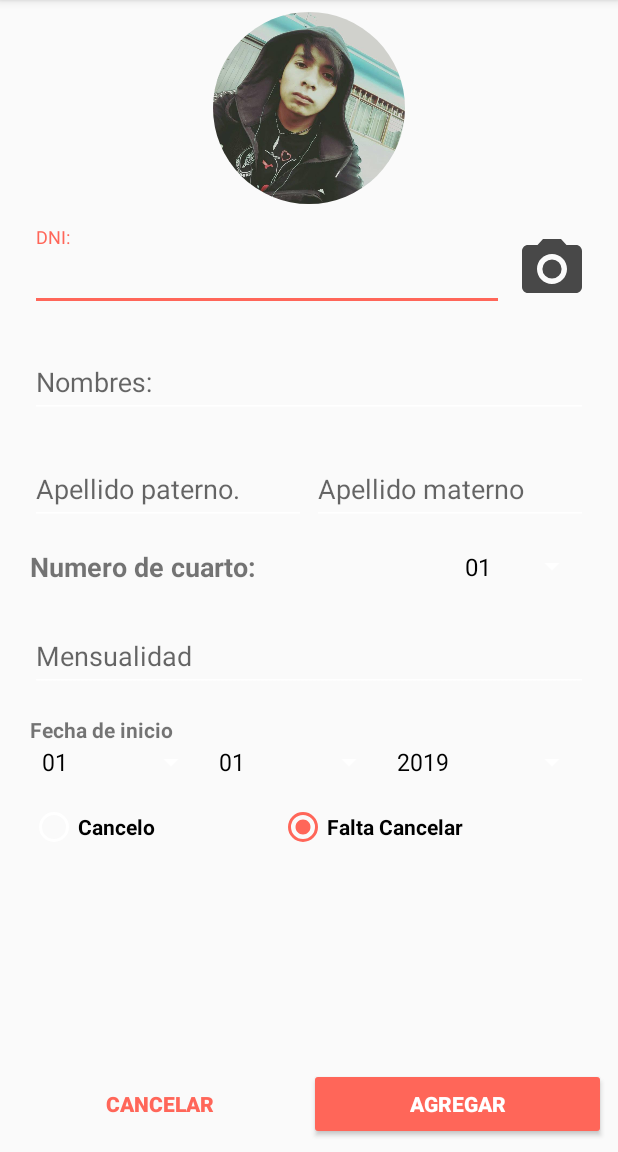
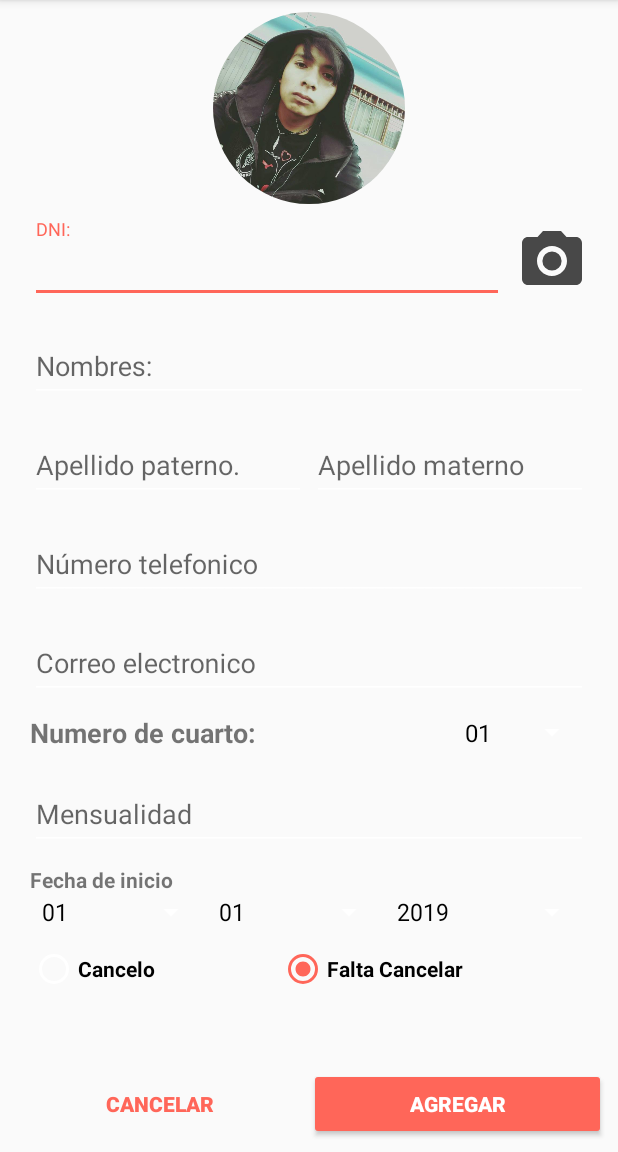
Before and after one commit to adragonrc/MyHouse_v2.0, an Android app: the AgregarInquilino screen opened directly, with no data from a screen before it, after a tap on "AGREGAR", on a phone screen of 412 x 824 dp, the part 84-1236 px from its top. Run offline under Robolectric (Android 15) with nearby library versions, the phone set to English and light mode, and no system bars; our stand-ins replace CircleImageView; libraries missing offline, so code that uses them is left out: com.theartofdev.edmodo.

Commit message:
Se elimino la clase Voucher, y se implemento crearVoucher a cla clase PDF. se agrego las columnas correo y numeroTelefonico a la tabla usuario, y se modifico el agregarUsuario, se optimiso el agregarUsuario e implemento el metodo para revertir filas innesesarias

```diff
--- a/app/src/main/AndroidManifest.xml
+++ b/app/src/main/AndroidManifest.xml
@@ -6,7 +6,7 @@
         android:name="android.hardware.camera"
         android:required="true" />
 
-    <uses-permission android:name="android.permission.WRITE_EXTERNAL_STORAGE"/>
+    <uses-permission android:name="android.permission.WRITE_EXTERNAL_STORAGE" />
     <uses-permission android:name="android.permission.READ_EXTERNAL_STORAGE" />
 
     <application
@@ -16,7 +16,8 @@
         android:roundIcon="@mipmap/ic_launcher_round"
         android:supportsRtl="true"
         android:theme="@style/AppTheme">
-        <activity android:name=".ViewPdfActivity"></activity>
+        <activity android:name=".AgregarAlquilerActivity"></activity>
+        <activity android:name=".ViewPdfActivity" />
         <activity android:name=".ActivityShowImage" />
         <activity
             android:name="com.theartofdev.edmodo.cropper.CropImageActivity"
--- a/app/src/main/java/com/alquilerapp/myapplication/DataBase/DataBaseInterface.java
+++ b/app/src/main/java/com/alquilerapp/myapplication/DataBase/DataBaseInterface.java
@@ -5,6 +5,7 @@ import android.content.ContentValues;
 import androidx.annotation.NonNull;
 import androidx.annotation.Nullable;
 
+import com.alquilerapp.myapplication.Modelos.ModelUsuario;
 import com.alquilerapp.myapplication.TableCursor;
 
 public interface DataBaseInterface {
@@ -24,11 +25,11 @@ public interface DataBaseInterface {
     void upDateCuarto(String columna, Object valor , Object numeroDeCuarto);
     void upDateAlquiler(String columna, String valor, Object id);
     boolean agregarCuarto(String numCuarto, String detalles, String precio, String URL);
-    boolean agregarInquilino(int  DNI,String nombres, String apellidoPat, String apellidoMat, String URI);
-    boolean agregarAlquiler(int DNI, String numC, String fecha, String fecha_c);
+    boolean agregarInquilino(String  DNI,String nombres, String apellidoPat, String apellidoMat, String URI);
+    boolean agregarAlquiler(String DNI, String numC, String fecha, String fecha_c);
     boolean agregarMensualidad(double costo, String fecha_i, long idA);
     boolean agregarPago(String fecha, long idM);
-    void agregarNuevoInquilino(int DNI, String nombres, String apellidoPat, String apellidoMat, String URI, String numC, double costo, @NonNull String fecha_i, @Nullable String fecha_c);
+    boolean agregarNuevoInquilino(ModelUsuario mu, String numC, double costo, @NonNull String fecha_i, @Nullable String fecha_c);
     String[] consultarNumerosDeCuartoDisponibles();
     boolean existIntoCuarto(String valor);
     boolean esUsuarioAntiguo(String valor);
--- a/app/src/main/java/com/alquilerapp/myapplication/Modelos/ModelUsuario.java
+++ b/app/src/main/java/com/alquilerapp/myapplication/Modelos/ModelUsuario.java
@@ -5,14 +5,20 @@ public class ModelUsuario {
     private String nombres;
     private String apellidoPat;
     private String apellidoMat;
+    private String numero;
+    private String correo;
     private String alert;
+    private String uriPhoto;
 
-    public ModelUsuario(String dni, String nombres, String apellidoPat, String apellidoMat, String alert) {
+    public ModelUsuario(String dni, String nombres, String apellidoPat, String apellidoMat, String numero, String correo, String alert, String uriPhoto) {
         this.dni = dni;
         this.nombres = nombres;
         this.apellidoPat = apellidoPat;
         this.apellidoMat = apellidoMat;
+        this.numero = numero;
+        this.correo = correo;
         this.alert = alert;
+        this.uriPhoto = uriPhoto;
     }
 
     public String getAlert() {
@@ -27,6 +33,14 @@ public class ModelUsuario {
         return nombres;
     }
 
+    public String getCorreo() {
+        return correo;
+    }
+
+    public String getNumero() {
+        return numero;
+    }
+
     public String getApellidoMat() {
         return apellidoMat;
     }
@@ -34,4 +48,9 @@ public class ModelUsuario {
     public String getApellidoPat() {
         return apellidoPat;
     }
+
+    public String getUriPhoto() {
+        return uriPhoto;
+    }
+
 }
--- a/app/src/main/java/com/alquilerapp/myapplication/UTILIDADES/TUsuario.java
+++ b/app/src/main/java/com/alquilerapp/myapplication/UTILIDADES/TUsuario.java
@@ -6,6 +6,9 @@ public class TUsuario {
     public static final String NOMBRES = "nombres";
     public static final String APELLIDO_PAT = "apellidopat";
     public static final String APELLIDO_MAT= "apellidomat";
+    public static final String NUMERO_TEL = "numeroTelefonico";
+    public static final String CORREO = "correo";
+
     public static final String URI = "user_uri";
 
     public static final String CREATE_TABLE =
@@ -14,6 +17,8 @@ public class TUsuario {
                     NOMBRES + " varchar(20) not null, " +
                     APELLIDO_PAT + " varchar(20) not null," +
                     APELLIDO_MAT + " varchar(20) not null," +
+                    NUMERO_TEL + " varchar(15) ," +
+                    CORREO + " varchar(50) ," +
                     URI + " varchar(250) not null" +
             ");";
 
--- a/app/src/main/java/com/alquilerapp/myapplication/agregarInquilino/AgregarInquilino.java
+++ b/app/src/main/java/com/alquilerapp/myapplication/agregarInquilino/AgregarInquilino.java
@@ -16,6 +16,8 @@ import android.widget.Spinner;
 import android.widget.Toast;
 
 import com.alquilerapp.myapplication.Base.BaseActivity;
+import com.alquilerapp.myapplication.Modelos.ModelCuarto;
+import com.alquilerapp.myapplication.Modelos.ModelUsuario;
 import com.alquilerapp.myapplication.MyAdminDate;
 import com.alquilerapp.myapplication.Save;
 import com.alquilerapp.myapplication.historialUserPakage.HistorialUsuarioActivity;
@@ -34,6 +36,8 @@ public class AgregarInquilino extends BaseActivity<Interfaz.Presenter> implement
     private EditText etApellidoPat;
     private EditText etApellidoMat;
     private EditText etPrecio;
+    private EditText etCorreo;
+    private EditText etNumeroTelef;
 
     private ImageView ivPhoto;
 
@@ -85,10 +89,12 @@ public class AgregarInquilino extends BaseActivity<Interfaz.Presenter> implement
 
         fecha =  MyAdminDate.buidFecha(spAnio.getSelectedItem().toString(), spMes.getSelectedItem().toString(), spDia.getSelectedItem().toString());
         currentImagePath = s.SaveImage(this, bmGuardar);
-
-        presenter.agregarUsuario(etDNI.getText().toString(), etNombre.getText().toString(),
-                etApellidoPat.getText().toString(), etApellidoMat.getText().toString(), currentImagePath, spNumCuarto.getSelectedItem().toString(),
-                etPrecio.getText().toString(),fecha, presenter.doPago(radioGroup));
+        ModelUsuario mu = new ModelUsuario(etDNI.getText().toString(),  etNombre.getText().toString(), etApellidoPat.getText().toString(), etApellidoMat.getText().toString(), etNumeroTelef.getText().toString(), etCorreo.getText().toString(), "0", currentImagePath);
+        presenter.agregarUsuario( mu,
+                spNumCuarto.getSelectedItem().toString(),
+                etPrecio.getText().toString(),
+                fecha,
+                presenter.doPago(radioGroup));
 
     }
 
@@ -194,6 +200,9 @@ public class AgregarInquilino extends BaseActivity<Interfaz.Presenter> implement
         etApellidoPat = findViewById(R.id.etApellidoPat);
         etApellidoMat = findViewById(R.id.etApellidoMat);
         etPrecio = findViewById(R.id.etPrecio);
+        etNumeroTelef = findViewById(R.id.etNumeroTelefono);
+        etCorreo = findViewById(R.id.etCorreo);
+
         spNumCuarto = findViewById(R.id.spNumCuartos);
         spDia = findViewById(R.id.spDia);
         spMes= findViewById(R.id.spMes);
--- a/app/src/main/java/com/alquilerapp/myapplication/agregarInquilino/Interfaz.java
+++ b/app/src/main/java/com/alquilerapp/myapplication/agregarInquilino/Interfaz.java
@@ -5,13 +5,14 @@ import android.widget.RadioGroup;
 
 import com.alquilerapp.myapplication.Base.BaseView;
 import com.alquilerapp.myapplication.Base.IBasePresenter;
+import com.alquilerapp.myapplication.Modelos.ModelUsuario;
 
 import java.util.ArrayList;
 
 public interface Interfaz {
     interface Presenter  extends IBasePresenter{
         boolean doPago(RadioGroup radioGroup);
-        void agregarUsuario(String DNI, String nombres, String apellidoPat, String apellidoMat, String uri, String numCuarto, String mensualidad, String fecha, boolean pago);
+        void agregarUsuario(ModelUsuario mu, String numCuarto, String mensualidad, String fecha, boolean pago);
          void confirmar();
     }
     interface View extends BaseView {
--- a/app/src/main/java/com/alquilerapp/myapplication/agregarInquilino/Presenter.java
+++ b/app/src/main/java/com/alquilerapp/myapplication/agregarInquilino/Presenter.java
@@ -3,7 +3,10 @@ package com.alquilerapp.myapplication.agregarInquilino;
 import android.widget.ArrayAdapter;
 import android.widget.RadioGroup;
 
+import androidx.annotation.Nullable;
+
 import com.alquilerapp.myapplication.Base.BasePresenter;
+import com.alquilerapp.myapplication.Modelos.ModelUsuario;
 import com.alquilerapp.myapplication.MyAdminDate;
 import com.alquilerapp.myapplication.R;
 
@@ -27,12 +30,13 @@ public class Presenter extends BasePresenter<Interfaz.View> implements Interfaz.
     }
 
     @Override
-    public void agregarUsuario(String DNI, String nombres, String apellidoPat, String apellidoMat, String uri, String numCuarto, String mensualidad, String fecha, boolean pago) {
-        if(uri == null || uri.equals("")){
+    public void agregarUsuario(ModelUsuario mu, String numCuarto, String mensualidad,  String fecha, boolean pago) {
+
+        if(mu.getUriPhoto() == null ||  mu.getUriPhoto().equals("")){
             view.showMensaje("agrega una foto");
             return;
         }
-        if (validarImputs(DNI, nombres, apellidoPat, numCuarto, mensualidad, fecha)){
+        if (validarImputs(mu.getDni(), mu.getNombres(), mu.getApellidoPat(), mu.getApellidoMat(), numCuarto, mensualidad)){
             String fecha_c = null;
             if (pago) {
                 try {
@@ -45,28 +49,28 @@ public class Presenter extends BasePresenter<Interfaz.View> implements Interfaz.
                     return;
                 }
             }
-            if (db.existeUsuario(DNI)){
+            if (db.existeUsuario(mu.getDni())){
                 if (confirmacion){
                     try {
-                        db.agregarInquilinoExist(Integer.parseInt(DNI), numCuarto, Double.parseDouble(mensualidad), fecha, fecha_c);
+                        db.agregarInquilinoExist(mu.getDni(), numCuarto, Double.parseDouble(mensualidad), fecha, fecha_c);
                         view.showMensaje("Alquiler Agregado");
                         view.close();
                     }catch (IllegalAccessError error){
                         view.showError("error, agregar usuario");
                     }
                 }else{
-                    if (db.esUsuarioAntiguo(DNI)){
+                    if (db.esUsuarioAntiguo(mu.getDni())){
                         view.showMensaje("número DNI ya esta registrado");
                         view.showDialog("Usuario Antiguo");
                 }else {
-                    if (db.esUsuarioInterno(DNI)) {
+                    if (db.esUsuarioInterno(mu.getDni())) {
                         view.showMensaje("Usuario ya se encuentra en casa ;v");
                     }
                 }
                 }
             }else{
                 try {
-                    db.agregarNuevoInquilino(Integer.parseInt(DNI), nombres, apellidoPat, apellidoMat, uri, numCuarto, Double.parseDouble(mensualidad), fecha, fecha_c);
+                    db.agregarNuevoInquilino(mu, numCuarto, Double.parseDouble(mensualidad), fecha, fecha_c);
                     view.showMensaje("Usuario Agregado");
                     view.close();
                 }catch (IllegalAccessError error){
--- a/app/src/main/res/layout/activity_agregar_inquilino.xml
+++ b/app/src/main/res/layout/activity_agregar_inquilino.xml
@@ -111,6 +111,32 @@
                         android:inputType="textCapSentences" />
                 </com.google.android.material.textfield.TextInputLayout>
             </LinearLayout>
+            <com.google.android.material.textfield.TextInputLayout
+                android:layout_width="match_parent"
+                android:layout_height="wrap_content"
+                style="@style/TextImputStyle">
+                <EditText
+                    android:id="@+id/etNumeroTelefono"
+                    android:layout_width="match_parent"
+                    android:layout_height="wrap_content"
+                    android:ems="10"
+                    android:hint="Número telefonico"
+                    android:nextFocusUp="@id/etApellidoMat"
+                    android:inputType="number" />
+            </com.google.android.material.textfield.TextInputLayout>
+
+            <com.google.android.material.textfield.TextInputLayout
+                android:layout_width="match_parent"
+                android:layout_height="wrap_content"
+                style="@style/TextImputStyle">
+                <EditText
+                    android:id="@+id/etCorreo"
+                    android:layout_width="match_parent"
+                    android:layout_height="wrap_content"
+                    android:ems="10"
+                    android:hint="Correo electronico"
+                    android:inputType="textEmailAddress" />
+            </com.google.android.material.textfield.TextInputLayout>
 
             <LinearLayout
                 style="@style/TextImputStyle"
--- a/app/src/main/res/values/styles.xml
+++ b/app/src/main/res/values/styles.xml
@@ -29,7 +29,7 @@
     <style name="TextImputStyle">
         <item name="android:layout_marginLeft">20dp</item>
         <item name="android:layout_marginRight">20dp</item>
-        <item name="android:layout_marginTop">15dp</item>
+        <item name="android:layout_marginTop">10dp</item>
     </style>
 
     <style name="TextView">
```
Also changed, not shown: app/src/main/java/com/alquilerapp/myapplication/AgregarAlquilerActivity.java (added, +14 -0 lines), app/src/main/java/com/alquilerapp/myapplication/DataBaseAdmin.java (+60 -44 lines), app/src/main/java/com/alquilerapp/myapplication/PDF.java (+29 -12 lines), app/src/main/java/com/alquilerapp/myapplication/VerCuarto/Presentador.java (+13 -2 lines), app/src/main/java/com/alquilerapp/myapplication/Voucher.java (+0 -53 lines), app/src/main/res/layout/activity_agregar_alquiler.xml (added, +9 -0 lines).
